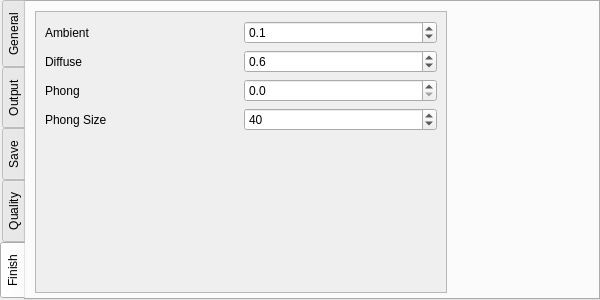
Above: QChromosome/rendersettings.ui from Michalaq/ChromosomeVisualizer before the change. Below: the same form after it.
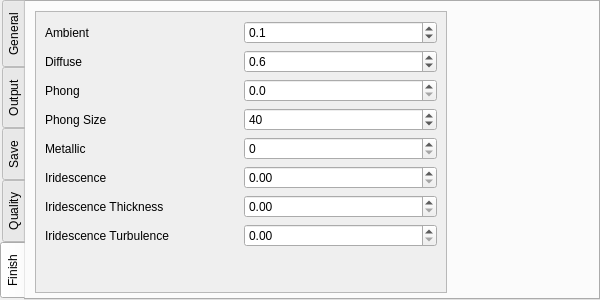
That is the form after the change.

The edit to the form file:
```diff
--- a/QChromosome/rendersettings.ui
+++ b/QChromosome/rendersettings.ui
@@ -561,6 +561,33 @@
       </rect>
      </property>
      <layout class="QGridLayout" name="gridLayout_6">
+      <item row="6" column="0">
+       <widget class="QLabel" name="label_22">
+        <property name="text">
+         <string>Iridescence Thickness</string>
+        </property>
+       </widget>
+      </item>
+      <item row="6" column="1">
+       <widget class="QDoubleSpinBox" name="iridThicknessDoubleSpinBox">
+        <property name="locale">
+         <locale language="C" country="AnyCountry"/>
+        </property>
+        <property name="maximum">
+         <double>1.000000000000000</double>
+        </property>
+        <property name="singleStep">
+         <double>0.050000000000000</double>
+        </property>
+       </widget>
+      </item>
+      <item row="5" column="0">
+       <widget class="QLabel" name="label_21">
+        <property name="text">
+         <string>Iridescence</string>
+        </property>
+       </widget>
+      </item>
       <item row="1" column="0">
        <widget class="QLabel" name="label_17">
         <property name="text">
@@ -632,7 +659,7 @@
         </property>
        </widget>
       </item>
-      <item row="4" column="0" colspan="2">
+      <item row="8" column="0" colspan="2">
        <spacer name="verticalSpacer_4">
         <property name="orientation">
          <enum>Qt::Vertical</enum>
@@ -652,6 +679,13 @@
         </property>
        </widget>
       </item>
+      <item row="4" column="0">
+       <widget class="QLabel" name="label_20">
+        <property name="text">
+         <string>Metallic</string>
+        </property>
+       </widget>
+      </item>
       <item row="3" column="0">
        <widget class="QLabel" name="label_19">
         <property name="text">
@@ -672,6 +706,46 @@
         </property>
        </widget>
       </item>
+      <item row="4" column="1">
+       <widget class="QSpinBox" name="metallicSpinBox">
+        <property name="maximum">
+         <number>1</number>
+        </property>
+       </widget>
+      </item>
+      <item row="5" column="1">
+       <widget class="QDoubleSpinBox" name="iridDoubleSpinBox">
+        <property name="locale">
+         <locale language="C" country="AnyCountry"/>
+        </property>
+        <property name="maximum">
+         <double>1.000000000000000</double>
+        </property>
+        <property name="singleStep">
+         <double>0.050000000000000</double>
+        </property>
+       </widget>
+      </item>
+      <item row="7" column="0">
+       <widget class="QLabel" name="label_23">
+        <property name="text">
+         <string>Iridescence Turbulence</string>
+        </property>
+       </widget>
+      </item>
+      <item row="7" column="1">
+       <widget class="QDoubleSpinBox" name="iridTurbulenceDoubleSpinBox">
+        <property name="locale">
+         <locale language="C" country="AnyCountry"/>
+        </property>
+        <property name="maximum">
+         <double>1.000000000000000</double>
+        </property>
+        <property name="singleStep">
+         <double>0.050000000000000</double>
+        </property>
+       </widget>
+      </item>
      </layout>
     </widget>
    </widget>
```
